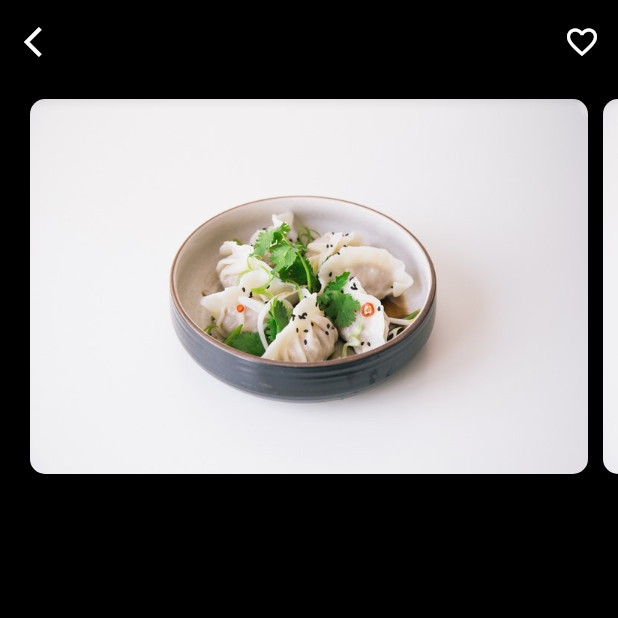
After one commit to shinoda-labs/Encontre-Ai, a Flutter app: the screen it shows after launch, after a tap on "4.5", on a phone screen of 412 x 824 dp, the top half of it. The commit adds this screen. Run offline on Flutter 3.47's test engine with Material 2 defaults, Android fonts, the phone set to English and light mode, and no system bars.

Commit message:
Tela do estabelecimento

```diff
--- a/lib/screen/categories.dart
+++ b/lib/screen/categories.dart
@@ -1,6 +1,6 @@
 import 'package:encontre_ai/widgets/slide_companies.dart';
 import 'package:flutter/material.dart';
-import 'package:encontre_ai/utils/emrpesas.dart';
+import 'package:encontre_ai/utils/establishment.dart';
 
 class Categories extends StatefulWidget {
   final String title;
--- /dev/null
+++ b/lib/screen/establishment.dart
@@ -0,0 +1,57 @@
+import 'package:encontre_ai/utils/establishment.dart';
+import 'package:flutter/material.dart';
+
+class Establishment extends StatefulWidget {
+  @override
+  _EstablishmentState createState() => _EstablishmentState();
+}
+
+class _EstablishmentState extends State<Establishment> {
+  @override
+  Widget build(BuildContext context) {
+    return Scaffold(
+      appBar: AppBar(
+        leading: IconButton(
+          icon: Icon(Icons.arrow_back_ios),
+          onPressed: () => Navigator.pop(context),
+        ),
+        actions: <Widget>[
+          IconButton(
+            icon: Icon(Icons.favorite_border),
+            onPressed: () {},
+          )
+        ],
+      ),
+      body: ListView(
+        children: <Widget>[
+          SizedBox(height: 10.0),
+          Container(
+            padding: EdgeInsets.only(left: 20.0),
+            height: 250.0,
+            child: ListView.builder(
+              scrollDirection: Axis.horizontal,
+              primary: false,
+              itemCount: empresas == null ? 0 : empresas.length,
+              itemBuilder: (BuildContext context, int index) {
+                Map emp = empresas[index];
+                return Padding(
+                  padding: EdgeInsets.only(right: 10.0),
+                  child: ClipRRect(
+                    borderRadius: BorderRadius.circular(10),
+                    child: Image.asset(
+                      "${emp["img"]}",
+                      height: 250.0,
+                      width: MediaQuery.of(context).size.width - 40,
+                      fit: BoxFit.cover,
+                    ),
+                  ),
+                );
+              },
+            ),
+          ),
+          SizedBox(height: 20),
+        ],
+      ),
+    );
+  }
+}
--- a/lib/screen/home.dart
+++ b/lib/screen/home.dart
@@ -1,7 +1,7 @@
 import 'package:encontre_ai/widgets/slide_companies.dart';
 import 'package:encontre_ai/widgets/slide_categories.dart';
 import 'package:flutter/material.dart';
-import 'package:encontre_ai/utils/emrpesas.dart';
+import 'package:encontre_ai/utils/establishment.dart';
 import 'package:encontre_ai/utils/categories.dart';
 
 class Home extends StatefulWidget {
--- a/lib/widgets/slide_companies.dart
+++ b/lib/widgets/slide_companies.dart
@@ -1,3 +1,4 @@
+import 'package:encontre_ai/screen/establishment.dart';
 import 'package:flutter/material.dart';
 import 'package:encontre_ai/utils/constants.dart';
 
@@ -30,9 +31,12 @@ class _SlideCompaniesState extends State<SlideCompanies> {
         height: MediaQuery.of(context).size.height / 2.5,
         width: MediaQuery.of(context).size.width / 1.2,
         child: Card(
-          shape:
-              RoundedRectangleBorder(borderRadius: BorderRadius.circular(10.0)),
+            shape: RoundedRectangleBorder(
+                borderRadius: BorderRadius.circular(10.0)),
             elevation: 3.0,
+            child: InkWell(
+                onTap: () => Navigator.of(context).push(
+                    MaterialPageRoute(builder: (context) => Establishment())),
                 child: Column(
                   children: <Widget>[
                     Stack(
@@ -79,7 +83,8 @@ class _SlideCompaniesState extends State<SlideCompanies> {
                                 borderRadius: BorderRadius.circular(3.0)),
                             child: Padding(
                               padding: EdgeInsets.all(4.0),
-                        child: Text(widget.status == 1 ? "ABERTO" : "FECHADO",
+                              child: Text(
+                                  widget.status == 1 ? "ABERTO" : "FECHADO",
                                   style: TextStyle(
                                       fontSize: 10,
                                       color: widget.status == 1
@@ -98,7 +103,8 @@ class _SlideCompaniesState extends State<SlideCompanies> {
                         width: MediaQuery.of(context).size.width,
                         child: Text(
                           "${widget.title}",
-                    style: TextStyle(fontSize: 20, fontWeight: FontWeight.w800),
+                          style: TextStyle(
+                              fontSize: 20, fontWeight: FontWeight.w800),
                           textAlign: TextAlign.left,
                         ),
                       ),
@@ -110,14 +116,14 @@ class _SlideCompaniesState extends State<SlideCompanies> {
                         width: MediaQuery.of(context).size.width,
                         child: Text(
                           "${widget.address}",
-                    style: TextStyle(fontSize: 12, fontWeight: FontWeight.w300),
+                          style: TextStyle(
+                              fontSize: 12, fontWeight: FontWeight.w300),
                         ),
                       ),
                     ),
                     SizedBox(height: 10.0)
                   ],
-          ),
-        ),
+                ))),
       ),
     );
   }
```
Also changed, not shown: lib/utils/establishment.dart (renamed from lib/utils/emrpesas.dart). Lines whose indentation alone changed are shown as unchanged.
